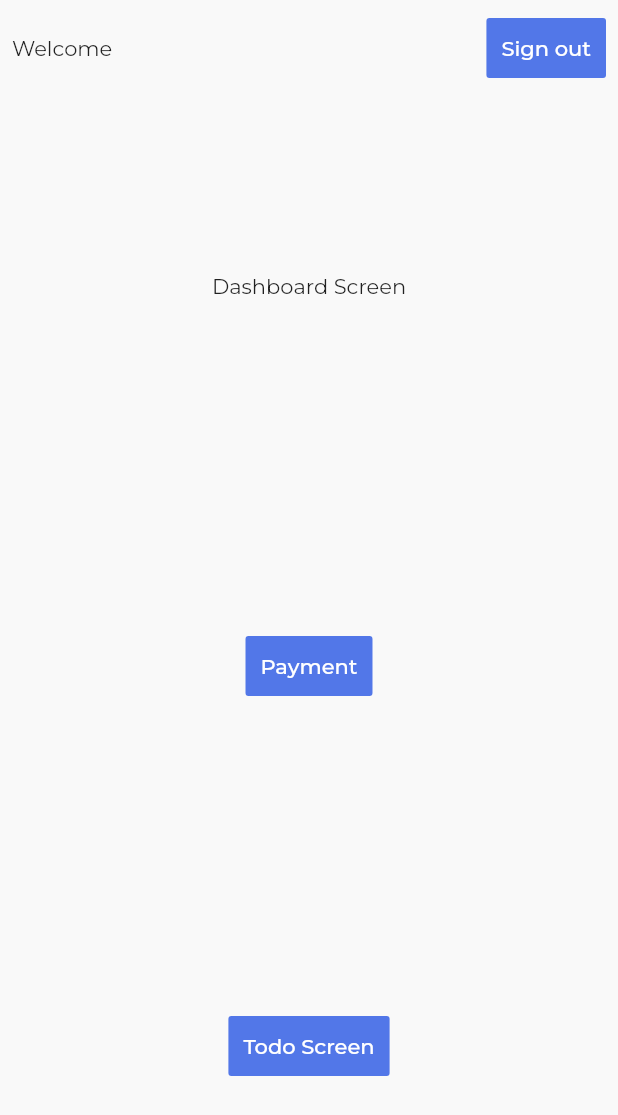
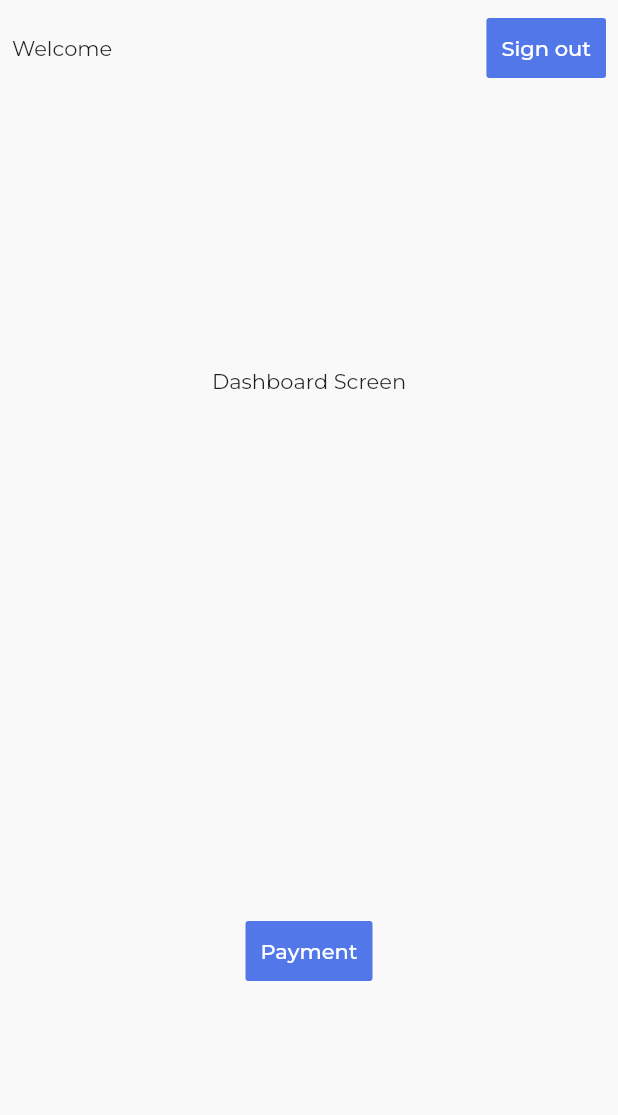
Before and after one commit to growexx/flutter_boilerplate, a Flutter app: the DashboardScreen screen opened by its route, on a phone screen of 412 x 824 dp. Shown: the top 1115 px of the screen. Run offline on Flutter 3.47's test engine with Material 2 defaults, Android fonts, the phone set to English and light mode, and no system bars; our stand-ins replace easy_localization, firebase_core, flutter_dotenv, go_router, google_sign_in, hive and 3 more; missing offline and left inert: delayed_widget, encrypt, pay; accounts and stored records are empty.

Commit message:
changes done

```diff
--- a/lib/view/screens/dashboard_screen.dart
+++ b/lib/view/screens/dashboard_screen.dart
@@ -11,7 +11,6 @@ import 'package:flutter_boilerplate/app_manager/component/bottom_sheet/functiona
 import 'package:flutter_boilerplate/view/screens/payment/payment_screen.dart';
 import 'package:flutter_boilerplate/authentication/user.dart';
 import 'package:flutter_boilerplate/authentication/user_repository.dart';
-import 'package:flutter_boilerplate/view/screens/todo/screen/todo_list_screen.dart';
 import 'package:provider/provider.dart';
 import 'package:go_router/go_router.dart';
 
@@ -81,15 +80,6 @@ class DashboardScreen extends StatelessWidget {
                     }, child: const Text("Payment"))
               ),
             ),
-            Expanded(
-              child: Center(
-                child: TextButton(onPressed: (){
-                         context.pushNamed(
-                            TodoListScreen.name
-                          );
-                    }, child: const Text("Todo Screen"))
-              ),
-            ),
           ],
         ),
       ),
```
